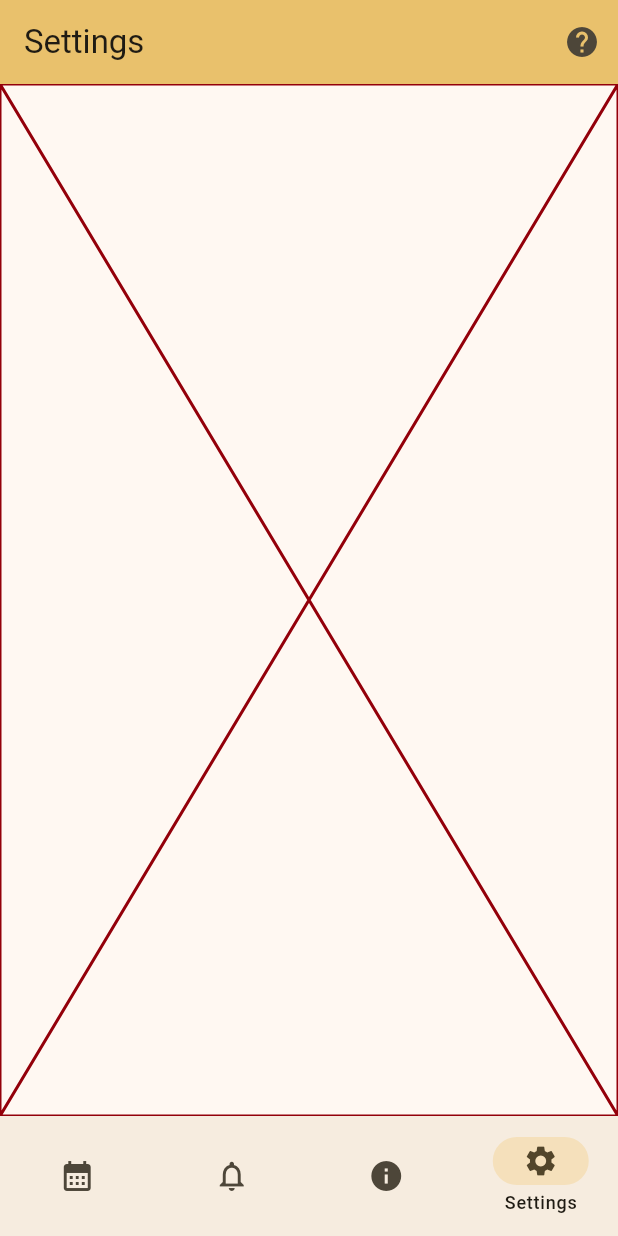
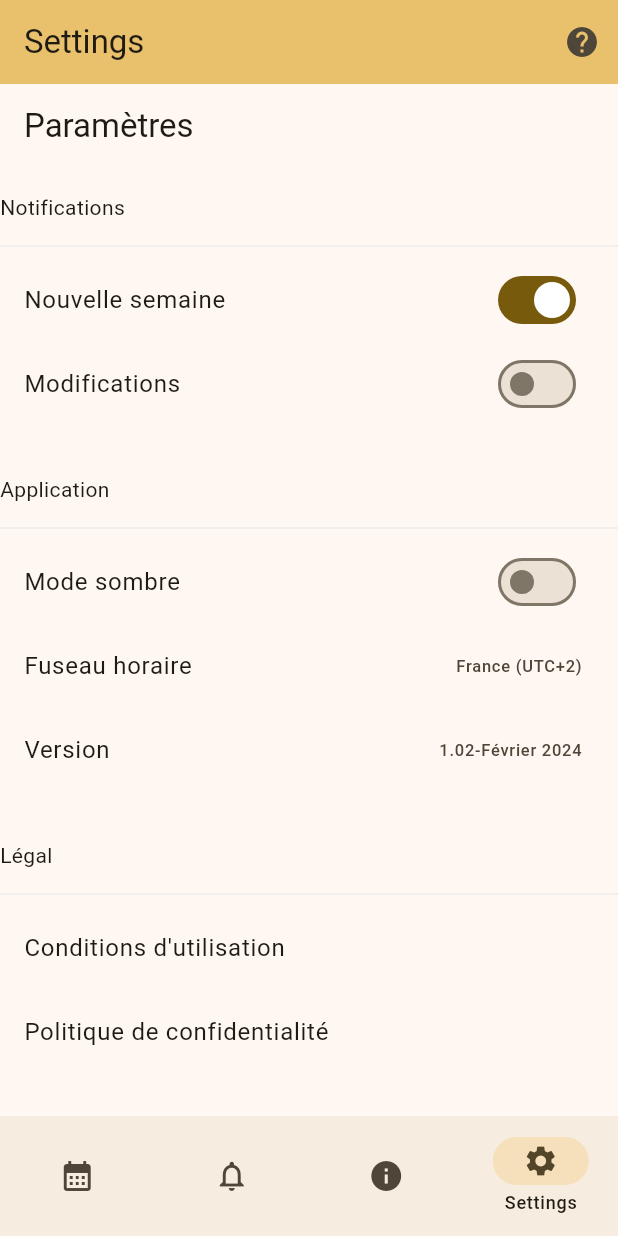
Before and after one commit to max16150/calendrier-super-swag, a Flutter app: the screen it shows after launch, item 4 of the bottom bar chosen, on a phone screen of 412 x 824 dp. Run offline on Flutter 3.47's test engine with Material 3 defaults, Android fonts, the phone set to English and light mode, and no system bars; our stand-ins replace firebase_core, firebase_crashlytics, package_info_plus, shared_preferences, yaml; accounts and stored records are empty.

Commit message:
feat/adding redirections to param pages

```diff
--- a/lib/views/settings/settings.dart
+++ b/lib/views/settings/settings.dart
@@ -1,11 +1,150 @@
 import 'package:flutter/material.dart';
 import 'package:triilab/extension.dart';
 
+import 'Suggestion/suggestion.dart';
+import 'PrivacyPolicy/privacyPolicy.dart';
+import 'TermsOfUse/termsOfUse.dart';
+
+// Classe pour les paramètres de l'application
 class Settings extends StatelessWidget {
   const Settings({super.key});
 
   @override
   Widget build(BuildContext context) {
-    return Placeholder(color: context.colors.onErrorContainer);
+    return Scaffold(
+      appBar: AppBar(
+        title: const Text('Paramètres'),
+      ),
+      body: ListView(
+        children: [
+          // Section des notifications
+          SettingsSection(
+            title: const Text('Notifications'),
+            tiles: [
+              SwitchListTile(
+                title: const Text('Nouvelle semaine'),
+                value: true, // Pour remplacer par la valeur réelle des préférences partagées
+                onChanged: (bool value) {
+                  // Pour mettre à jour la valeur dans les préférences partagées
+                },
+              ),
+              SwitchListTile(
+                title: const Text('Modifications'),
+                value: false, //Pour remplacer par la valeur réelle des préférences partagées
+                onChanged: (bool value) {
+                  //Pour mettre à jour la valeur dans les préférences partagées
+                },
+              ),
+            ],
+          ),
+
+          // Section de l'application
+          SettingsSection(
+            title: const Text('Application'),
+            tiles: [
+              ListTile(
+                title: const Text('Mode sombre'),
+                trailing: Switch(
+                  value: false, // Pour remplacer par la valeur réelle des préférences partagées
+                  onChanged: (bool value) {
+                    // Pour mettre à jour la valeur dans les préférences partagées
+                  },
+                ),
+              ),
+              ListTile(
+                title: const Text('Fuseau horaire'),
+                trailing: Text('France (UTC+2)'),
+              ),
+              ListTile(
+                title: const Text('Version'),
+                trailing: Text('1.02-Février 2024'),
+              ),
+            ],
+          ),
+
+          // Section légale
+          SettingsSection(
+            title: const Text('Légal'),
+            tiles: [
+              ListTile(
+                onTap: () {
+                  Navigator.of(context).push(
+                    MaterialPageRoute(builder: ((context) =>  TermsOfUse())
+                  ));
+                },
+                title: const Text('Conditions d\'utilisation'),
+              ),
+              ListTile(
+                onTap: () {
+                  Navigator.of(context).push(
+                    MaterialPageRoute(builder: ((context) =>  PrivacyPolicy())
+                  ));
+                },
+                title: const Text('Politique de confidentialité'),
+              ),
+            ],
+          ),
+
+          // Section des retours
+          ListTile(
+            title: const Text('Suggérer une amélioration'),
+            onTap: () {
+              Navigator.of(context).push(
+                    MaterialPageRoute(builder: ((context) =>  Suggestion())
+                  ));
+            },
+          ),
+        ],
+      ),
+    );
   }
 }
+
+// Widget pour la section des paramètres
+class SettingsSection extends StatelessWidget {
+  const SettingsSection({
+    required this.title,
+    required this.tiles,
+  });
+
+  final Widget title;
+  final List<Widget> tiles;
+
+  @override
+  Widget build(BuildContext context) {
+    return Padding(
+      padding: const EdgeInsets.symmetric(vertical: 16.0),
+      child: Column(
+        crossAxisAlignment: CrossAxisAlignment.start,
+        children: [
+          title,
+          const SizedBox(height: 8.0),
+          Divider(color: Colors.grey[200]),
+          ...tiles,
+        ],
+      ),
+    );
+  }
+}
+
+// Widget pour le titre des paramètres
+class SettingsTile extends StatelessWidget {
+  const SettingsTile({
+    required this.title,
+    this.trailing,
+    this.onTap,
+  });
+
+  final Widget title;
+  final Widget? trailing;
+  final VoidCallback? onTap;
+
+  @override
+  Widget build(BuildContext context) {
+    return ListTile(
+      title: title,
+      trailing: trailing,
+      onTap: onTap,
+    );
+  }
+}
```
Also changed, not shown: lib/views/settings/PrivacyPolicy/privacyPolicy.dart (added, +14 -0 lines), lib/views/settings/Suggestion/suggestion.dart (added, +14 -0 lines), lib/views/settings/TermsOfUse/termsOfUse.dart (added, +45 -0 lines), pubspec.lock.
